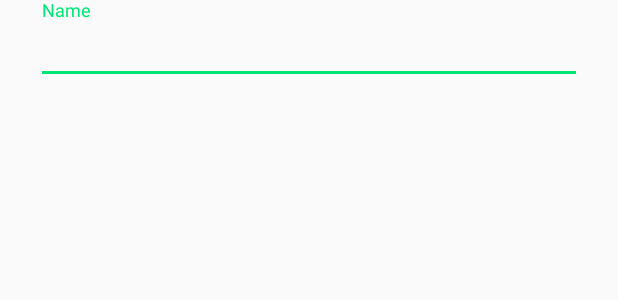
After one commit to kuzmenok/NavigationDrawer, an Android app: the layout group_dialog.xml on its own in the app's theme, with its tools: preview values and no code run, on a phone screen of 412 x 824 dp. The commit adds this screen. Shown: the top 300 px of the screen. Run offline under Robolectric (Android 15) with nearby library versions, the phone set to English and light mode, and no system bars.

Commit message:
добавил матириал диалог для создания группы

```diff
--- a/mobile/build.gradle
+++ b/mobile/build.gradle
@@ -30,4 +30,6 @@ dependencies {
     compile 'com.google.android.gms:play-services-maps:8.1.0'
     compile 'com.google.android.gms:play-services-location:8.1.0'
     compile 'net.grandcentrix.tray:tray:0.9.2'
+    compile 'com.github.castorflex.smoothprogressbar:library-circular:1.0.1'
+    compile 'com.afollestad:material-dialogs:0.7.9.1'
 }
--- a/mobile/src/main/java/com/example/sok/navigationdrawer/adapter/AbstractFilterBindableAdapter.java
+++ b/mobile/src/main/java/com/example/sok/navigationdrawer/adapter/AbstractFilterBindableAdapter.java
@@ -30,6 +30,12 @@ public abstract class AbstractFilterBindableAdapter<T, VH extends RecyclerView.V
         originalValues.clear();
         originalValues.addAll(data);
         notifyItemRangeInserted(getHeadersCount(), data.size());
+    }
+
+    public void add(T item) {
+        objects.add(item);
+        originalValues.add(item);
+        notifyItemInserted(objects.size() - 1 + getHeadersCount());
     }
 
     public void addShowed(List<? extends T> data) {
--- /dev/null
+++ b/mobile/src/main/res/layout/group_dialog.xml
@@ -0,0 +1,30 @@
+<?xml version="1.0" encoding="utf-8"?>
+<LinearLayout
+    xmlns:android="http://schemas.android.com/apk/res/android"
+    android:layout_width="match_parent"
+    android:layout_height="match_parent"
+    android:orientation="vertical">
+
+    <android.support.design.widget.TextInputLayout
+        android:id="@+id/tl_name"
+        android:layout_width="match_parent"
+        android:layout_height="wrap_content"
+        android:layout_marginEnd="24dp"
+        android:layout_marginLeft="24dp"
+        android:layout_marginRight="24dp"
+        android:layout_marginStart="24dp"
+        android:textColorHint="?attr/secondary_text_color">
+
+        <EditText
+            android:id="@+id/et_name"
+            android:layout_width="match_parent"
+            android:layout_height="wrap_content"
+            android:layout_gravity="center"
+            android:gravity="center_vertical|start"
+            android:hint="@string/name_hint"
+            android:inputType="text"
+            android:maxLines="1"
+            android:textColor="?attr/primary_text_color"/>
+    </android.support.design.widget.TextInputLayout>
+
+</LinearLayout>
--- a/mobile/src/main/res/values/strings.xml
+++ b/mobile/src/main/res/values/strings.xml
@@ -12,4 +12,8 @@
     <string name="search_member_label">label</string>
     <string name="no_results">No results</string>
     <string name="action_search_member">Search member</string>
+    <string name="create">Create</string>
+    <string name="new_group">New group</string>
+    <string name="name_hint">Name</string>
+    <string name="error_empty_name">Empty name</string>
 </resources>
```
Also changed, not shown: mobile/src/main/java/com/example/sok/navigationdrawer/SimpleTextWatcher.java (added, +21 -0 lines), mobile/src/main/java/com/example/sok/navigationdrawer/dialog/GroupDialog.java (added, +88 -0 lines), mobile/src/main/java/com/example/sok/navigationdrawer/fragment/AllGroupsFragment.java (+34 -14 lines), mobile/src/main/java/com/example/sok/navigationdrawer/fragment/MapFragment.java (+5 -6 lines).
